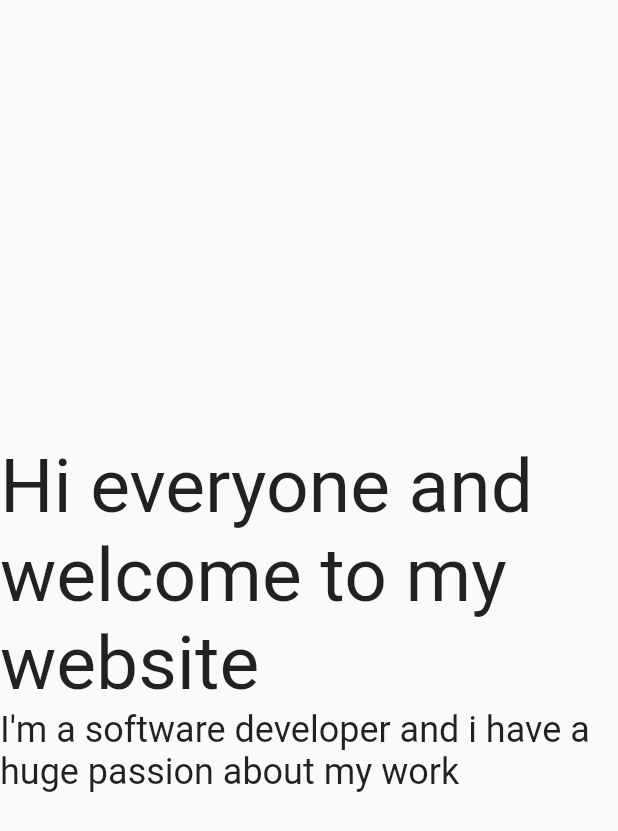
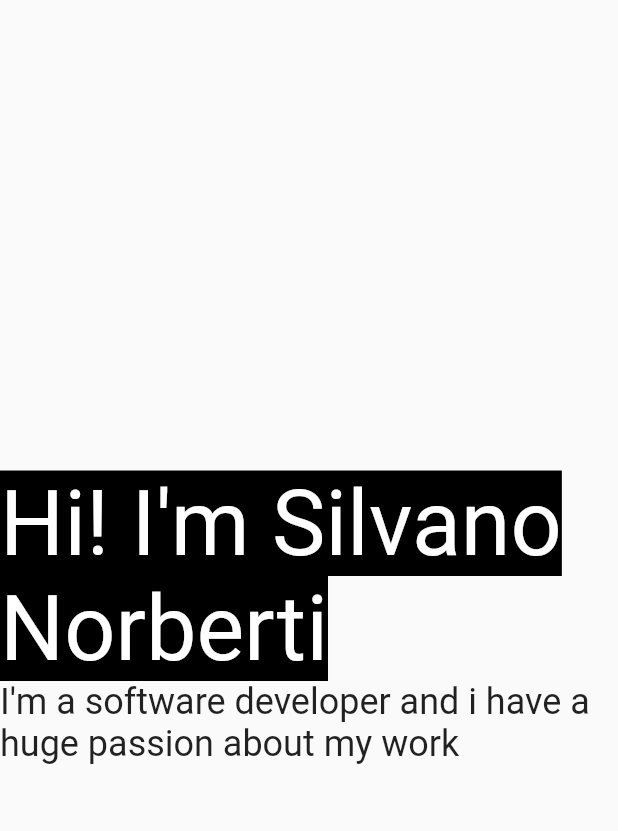
Before and after one commit to Silvano14/Silvano-Website, a Flutter app: the HeaderBody widget shown alone on an empty page, opened directly, on a phone screen of 412 x 824 dp. Shown: the top 831 px of the screen. Run offline on Flutter 3.47's test engine with Material 2 defaults, Android fonts, the phone set to English and light mode, and no system bars; drawn by our look-alikes of auto_size_text; our stand-ins replace google_fonts, responsive_builder; Roboto replaces fonts that are missing (Vollkorn).

Commit message:
added black theme to header

```diff
--- a/lib/header/header_body.dart
+++ b/lib/header/header_body.dart
@@ -16,14 +16,22 @@ class HeaderBody extends StatelessWidget {
       crossAxisAlignment: CrossAxisAlignment.start,
       children: [
         AutoSizeText(
-          "Hi everyone and welcome to my website",
-          style: GoogleFonts.vollkorn(fontSize: 50),
-          maxLines: 3,
+          "Hi! I'm Silvano Norberti",
+          style: GoogleFonts.vollkorn(
+            fontSize: 60,
+            color: Colors.white,
+            backgroundColor: Colors.black,
+          ),
+          maxLines: 2,
         ),
         AutoSizeText(
           'I\'m a software developer and i have a huge passion about my work',
-          style: GoogleFonts.vollkorn(fontSize: 24),
-          maxLines: 3,
+          style: GoogleFonts.vollkorn(
+            fontSize: 24,
+            // color: Colors.white,
+            // backgroundColor: Colors.black,
+          ),
+          maxLines: 2,
         ),
       ],
     );
```
Also changed, not shown: lib/header/header_view.dart (+9 -5 lines), lib/navigation_bar/navigation_bar_view.dart (+46 -25 lines).
